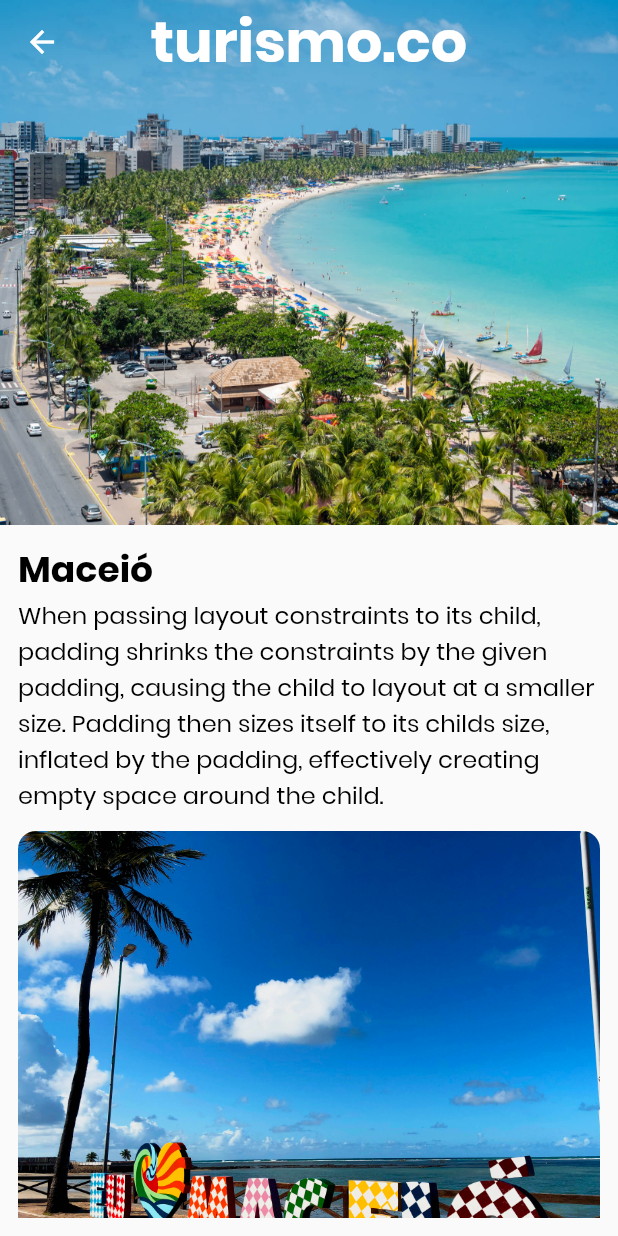
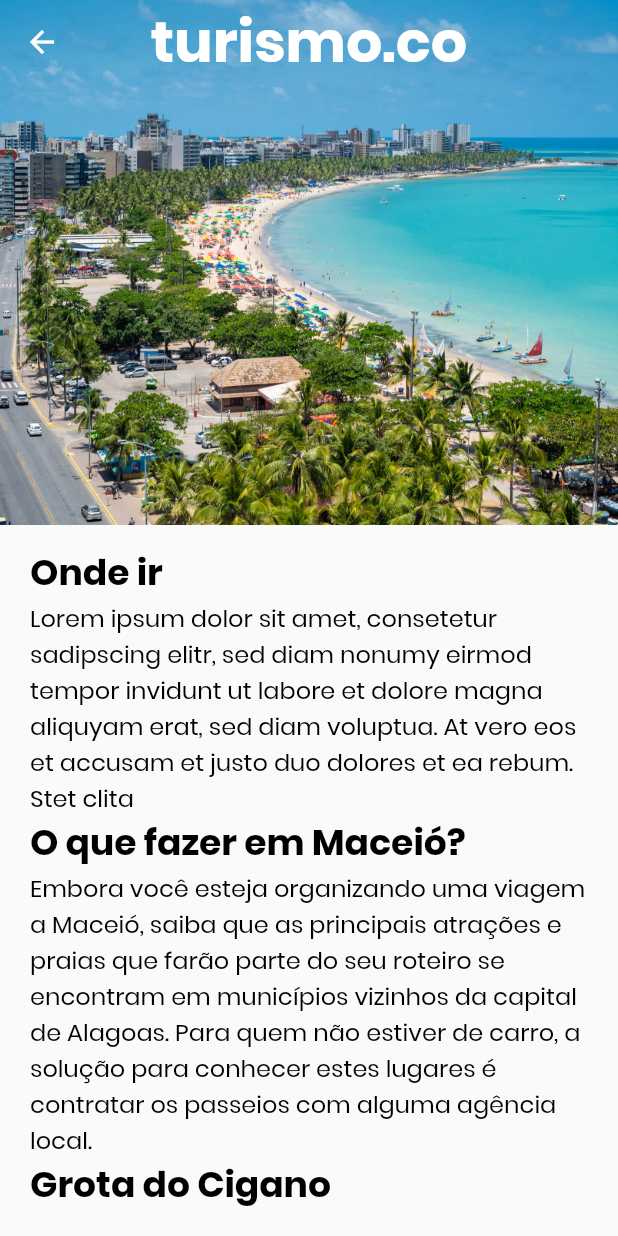
Before and after one commit to fonsecguilherme/app_turismo, a Flutter app: the screen it shows after launch, after a tap on "Sol e mar", on a phone screen of 412 x 824 dp. Run offline on Flutter 3.47's test engine with Material 2 defaults, Android fonts, the phone set to English and light mode, and no system bars.

Commit message:
campos de texto componentizados

```diff
--- a/lib/main.dart
+++ b/lib/main.dart
@@ -1,6 +1,6 @@
 import 'package:app_turismo/style.dart';
 import 'package:flutter/material.dart';
-import './screens/homePage/home_Page.dart';
+import 'screens/home_Page.dart';
 
 void main() => runApp(MyApp());
 
@@ -12,8 +12,7 @@ class MyApp extends StatelessWidget {
       title: 'APP Turismo',
       theme: ThemeData(
         appBarTheme: AppBarTheme(
-          //titleTextStyle: TextStyle(fontStyle: AppBarTextStyle),
-          textTheme: TextTheme(headline1: AppBarTextStyle),
+          titleTextStyle: AppBarTextStyle,
         ),
         textTheme: TextTheme(
           headline1: TitleTextStyle,
--- /dev/null
+++ b/lib/models/city.dart
@@ -0,0 +1,28 @@
+import 'city_fact.dart';
+
+class City {
+  String name;
+  String imagePath;
+  List<CityFact> facts;
+
+  City({this.name, this.facts, this.imagePath});
+
+  static List<City> fetchAll() {
+    return [
+      City(name: 'Maceió', imagePath: 'assets/images/maceio5.jpg', facts: [
+        CityFact(
+            title: 'Onde ir',
+            fact:
+                'Lorem ipsum dolor sit amet, consetetur sadipscing elitr, sed diam nonumy eirmod tempor invidunt ut labore et dolore magna aliquyam erat, sed diam voluptua. At vero eos et accusam et justo duo dolores et ea rebum. Stet clita'),
+        CityFact(
+            title: 'O que fazer em Maceió?',
+            fact:
+                'Embora você esteja organizando uma viagem a Maceió, saiba que as principais atrações e praias que farão parte do seu roteiro se encontram em municípios vizinhos da capital de Alagoas. Para quem não estiver de carro, a solução para conhecer estes lugares é contratar os passeios com alguma agência local.'),
+        CityFact(
+            title: 'Grota do Cigano',
+            fact:
+                'Lorem ipsum dolor sit amet, consetetur sadipscing elitr, sed diam nonumy eirmod tempor invidunt ut labore et dolore magna aliquyam erat, sed diam voluptua. At vero eos et accusam et'),
+      ]),
+    ];
+  }
+}
--- /dev/null
+++ b/lib/models/city_fact.dart
@@ -0,0 +1,6 @@
+class CityFact {
+  String title;
+  String fact;
+
+  CityFact({this.fact, this.title});
+}
--- /dev/null
+++ b/lib/screens/city_detail.dart
@@ -0,0 +1,66 @@
+import 'package:app_turismo/models/city.dart';
+import 'package:app_turismo/screens/home_Page.dart';
+import 'package:app_turismo/screens/text_section.dart';
+import 'package:flutter/material.dart';
+//import 'package:app_turismo/style.dart';
+
+class CityDetail extends StatelessWidget {
+  @override
+  Widget build(BuildContext context) {
+    final locations = City.fetchAll();
+    final location = locations.first;
+    return Scaffold(
+      body: CustomScrollView(
+        slivers: <Widget>[
+          SliverAppBar(
+            expandedHeight: 350,
+            floating: false,
+            pinned: true,
+            snap: false,
+            elevation: 0,
+            centerTitle: true,
+            flexibleSpace: FlexibleSpaceBar(
+              background: Image.asset(
+                'assets/images/maceio5.jpg',
+                fit: BoxFit.cover,
+              ),
+            ),
+            title: Text(
+              'turismo.co',
+              style: Theme.of(context).textTheme.headline3,
+            ),
+            leading: IconButton(
+              icon: Icon(
+                Icons.arrow_back,
+                //color: Colors.black,
+              ),
+              onPressed: () {
+                Navigator.pop(
+                    context,
+                    MaterialPageRoute(
+                      builder: (context) => HomePage(),
+                    ));
+              },
+            ),
+          ),
+          SliverFillRemaining(
+            child: Padding(
+              padding: EdgeInsets.fromLTRB(20, 14, 20, 14),
+              child: SingleChildScrollView(
+                child: Column(
+                    crossAxisAlignment: CrossAxisAlignment.start,
+                    children: []..addAll(textSections(location))),
+              ),
+            ),
+          )
+        ],
+      ),
+    );
+  }
+
+  List<Widget> textSections(City city) {
+    return city.facts
+        .map((fact) => TextSection(fact.title, fact.fact))
+        .toList();
+  }
+}
--- a/lib/screens/city_detail/city_detail.dart
+++ /dev/null
@@ -1,131 +0,0 @@
-import 'package:app_turismo/screens/homePage/home_Page.dart';
-import 'package:flutter/material.dart';
-import 'package:app_turismo/style.dart';
-
-class CityDetail extends StatelessWidget {
-  @override
-  Widget build(BuildContext context) {
-    return Scaffold(
-      body: CustomScrollView(
-        slivers: <Widget>[
-          SliverAppBar(
-            expandedHeight: 350,
-            floating: false,
-            pinned: true,
-            snap: false,
-            elevation: 0,
-            centerTitle: true,
-            flexibleSpace: FlexibleSpaceBar(
-              background: Image.asset(
-                'assets/images/maceio5.jpg',
-                fit: BoxFit.cover,
-              ),
-            ),
-            title: Text(
-              'turismo.co',
-              style: Theme.of(context).textTheme.headline3,
-            ),
-            leading: IconButton(
-              icon: Icon(
-                Icons.arrow_back,
-                //color: Colors.black,
-              ),
-              onPressed: () {
-                Navigator.pop(
-                    context,
-                    MaterialPageRoute(
-                      builder: (context) => HomePage(),
-                    ));
-              },
-            ),
-          ),
-          SliverFillRemaining(
-            child: Padding(
-              padding: EdgeInsets.all(12.0),
-              child: SingleChildScrollView(
-                child: Column(
-                  crossAxisAlignment: CrossAxisAlignment.start,
-                  children: [
-                    Text(
-                      'Maceió',
-                      style: Theme.of(context).textTheme.headline1,
-                    ),
-                    Text(
-                      'When passing layout constraints to its child, padding shrinks the constraints by the given padding, causing the child to layout at a smaller size. Padding then sizes itself to its childs size, inflated by the padding, effectively creating empty space around the child.',
-                      style: Theme.of(context).textTheme.bodyText1,
-                    ),
-                    SizedBox(
-                      height: 12,
-                    ),
-                    Container(
-                      //margin: EdgeInsets.symmetric(horizontal: 20),
-                      width: double.infinity,
-                      height: 340,
-                      decoration: BoxDecoration(
-                        borderRadius: BorderRadius.circular(12.0),
-                        image: DecorationImage(
-                          fit: BoxFit.fitHeight,
-                          image: AssetImage('assets/images/maceio.jpg'),
-                        ),
-                      ),
-                    ),
-                    SizedBox(
-                      height: 12,
-                    ),
-                    Text(
-                      'Maceió',
-                      style: Theme.of(context).textTheme.headline1,
-                    ),
-                    Text(
-                      'When passing layout constraints to its child, padding shrinks the constraints by the given padding, causing the child to layout at a smaller size. Padding then sizes itself to its childs size, inflated by the padding, effectively creating empty space around the child.',
-                      style: Theme.of(context).textTheme.bodyText1,
-                    ),
-                    SizedBox(
-                      height: 12,
-                    ),
-                    Text(
-                      'Mais em Maceió: ',
-                      style: Theme.of(context).textTheme.headline1,
-                    ),
-                    Row(
-                      mainAxisAlignment: MainAxisAlignment.spaceEvenly,
-                      children: <Widget>[
-                        ClipRRect(
-                          borderRadius: BorderRadius.circular(12.0),
-                          child: Image.asset(
-                            'assets/images/maceio2.jpeg',
-                            height: 120,
-                            width: 120,
-                            fit: BoxFit.cover,
-                          ),
-                        ),
-                        ClipRRect(
-                          borderRadius: BorderRadius.circular(12.0),
-                          child: Image.asset(
-                            'assets/images/maceio3.jpeg',
-                            height: 120,
-                            width: 120,
-                            fit: BoxFit.cover,
-                          ),
-                        ),
-                        ClipRRect(
-                          borderRadius: BorderRadius.circular(12.0),
-                          child: Image.asset(
-                            'assets/images/maceio6.jpeg',
-                            height: 120,
-                            width: 120,
-                            fit: BoxFit.cover,
-                          ),
-                        ),
-                      ],
-                    ),
-                  ],
-                ),
-              ),
-            ),
-          )
-        ],
-      ),
-    );
-  }
-}
--- a/lib/screens/homePage/home_Page.dart
+++ b/lib/screens/home_Page.dart
@@ -1,6 +1,6 @@
 import 'dart:ui';
 
-import 'package:app_turismo/screens/city_detail/city_detail.dart';
+import 'package:app_turismo/screens/city_detail.dart';
 import 'package:flutter/material.dart';
 //import '../style.dart';
 
--- /dev/null
+++ b/lib/screens/text_section.dart
@@ -0,0 +1,26 @@
+import 'package:flutter/material.dart';
+
+class TextSection extends StatelessWidget {
+  final String _title;
+  final String _body;
+
+  TextSection(this._title, this._body);
+
+  @override
+  Widget build(BuildContext context) {
+    return Column(
+      mainAxisAlignment: MainAxisAlignment.start,
+      crossAxisAlignment: CrossAxisAlignment.stretch,
+      children: [
+        Container(
+            child: Text(_title, style: Theme.of(context).textTheme.headline1)),
+        Container(
+          child: Text(
+            _body,
+            style: Theme.of(context).textTheme.bodyText1,
+          ),
+        ),
+      ],
+    );
+  }
+}
```
